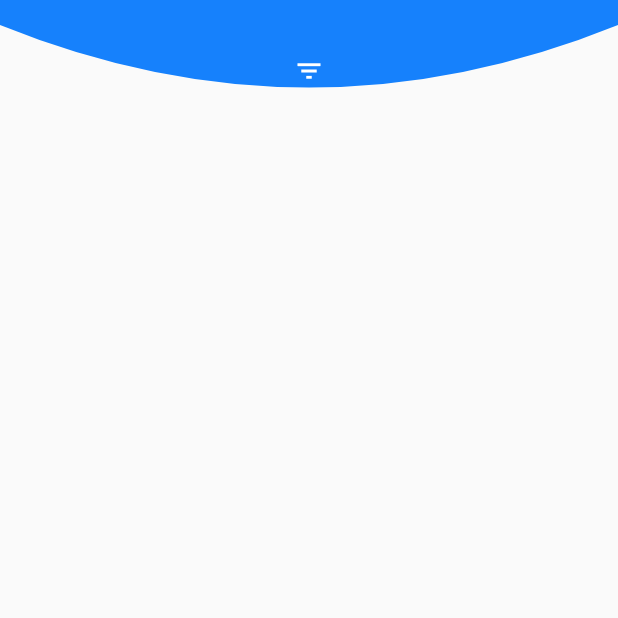
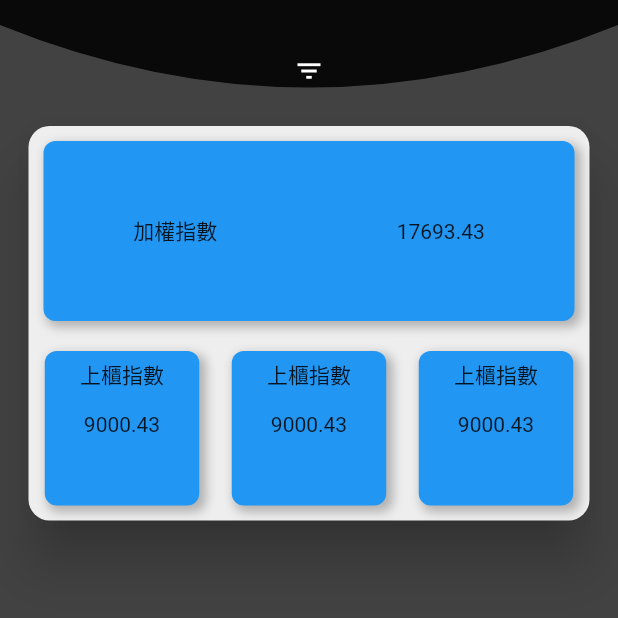
Before and after one commit to oppoop/flutter_twstock, a Flutter app: the screen it shows after launch, on a phone screen of 412 x 824 dp, the top half of it. Run offline on Flutter 3.47's test engine with Material 2 defaults, Android fonts, the phone set to English and light mode, and no system bars; our stand-ins replace get.

Commit message:
首頁 - 加權指數區塊UI 初版

```diff
--- a/lib/app/modules/home/controllers/home_controller.dart
+++ b/lib/app/modules/home/controllers/home_controller.dart
@@ -4,10 +4,8 @@ import 'package:get/get.dart';
 class HomeController extends GetxController {
   //TODO: Implement HomeController
   final menuHeight = 0.0.obs;
-  final Positioned = 0.0.obs;
   double? startPositioned;
   final isOpen = Rx<bool>(false);
-  final ScrollController _scrollController = ScrollController();
 
   @override
   void onInit() {
@@ -21,7 +19,6 @@ class HomeController extends GetxController {
 
   @override
   void onClose() {
-    _scrollController.dispose();
   }
 
   void topMenuOpen(){
--- a/lib/app/modules/home/views/home_view.dart
+++ b/lib/app/modules/home/views/home_view.dart
@@ -6,15 +6,34 @@ import '../controllers/home_controller.dart';
 class HomeView extends GetView<HomeController> {
   @override
   Widget build(BuildContext context) {
-    double position;
     return Scaffold(
-        body: Column(
+      backgroundColor: Colors.grey[800],
+        body: Stack(
+      children: [
+        SingleChildScrollView(
+          child: Column(
+            children: [
+              SizedBox(
+                width: Get.width,
+                height: 70,
+              ),
+              priceIndex().paddingSymmetric(vertical:10,horizontal: 15),
+            ],
+          ),
+        ),
+        topMenu(),
+      ],
+    ));
+  }
+
+  Widget topMenu(){
+    return Column(
       children: [
         Obx(
               () => Container(
             width: Get.width,
             height: this.controller.menuHeight.value,
-            color: const Color(0xFF1681FC),
+            color: Colors.black87,
           ),
         ),
         GestureDetector(
@@ -48,6 +67,77 @@ class HomeView extends GetView<HomeController> {
           ),
         ),
       ],
-    ));
+    );
+  }
+
+  Widget priceIndex(){
+    return Card(
+      color: Colors.grey[200],
+      elevation: 15.0,
+      shape: const RoundedRectangleBorder(borderRadius: BorderRadius.all(Radius.circular(14.0))),
+      child: Column(
+        children: [
+          Container(
+            width:double.maxFinite,
+            height: 120,
+            decoration: BoxDecoration(
+              color: Colors.blue,
+              borderRadius: BorderRadius.circular(8),
+              boxShadow: [
+                BoxShadow(
+                    color: Colors.black26,
+                    offset: Offset(3.0, 3.0), //陰影y軸偏移量
+                    blurRadius: 5, //陰影模糊程度
+                    spreadRadius: 1 //陰影擴散程度
+                )
+              ],
+            ),
+            child: Row(
+              mainAxisAlignment: MainAxisAlignment.spaceAround,
+              children: [
+                Text('加權指數'),
+                Text('17693.43'),
+              ],
+            ),
+          ).paddingSymmetric(horizontal: 10,vertical: 10),
+          Row(
+            mainAxisAlignment: MainAxisAlignment.spaceAround,
+            children: [
+              indexItem(),
+              indexItem(),
+              indexItem(),
+            ],
+          ),
+        ],
+      ),
+    );
+  }
+
+  Widget indexItem(){
+    return Container(
+      width: Get.width*0.25,
+      height: Get.width*0.25,
+      decoration: BoxDecoration(
+        color: Colors.blue,
+        borderRadius: BorderRadius.circular(8),
+        boxShadow: [
+          BoxShadow(
+              color: Colors.black26,
+              offset: Offset(3.0, 3.0), //陰影y軸偏移量
+              blurRadius: 5, //陰影模糊程度
+              spreadRadius: 1 //陰影擴散程度
+          )
+        ],
+      ),
+      child: Column(
+        children: [
+          Text('上櫃指數').paddingOnly(top: 5),
+          const SizedBox(
+            height: 15,
+          ),
+          Text('9000.43'),
+        ],
+      ),
+    ).paddingSymmetric(vertical: 10,horizontal: 5);
   }
 }
--- a/lib/utils/half_circle.dart
+++ b/lib/utils/half_circle.dart
@@ -1,3 +1,4 @@
+import 'package:flutter/material.dart';
 import 'package:get/get.dart';
 import 'package:flutter/cupertino.dart';
 
@@ -7,7 +8,7 @@ ClipPath buildClipPath({double height = 100}) {
   return ClipPath(
     clipper: BGTopClipper(height: height / 2),
     child: Container(
-      color: const Color(0xFF1681FC),
+      color: Colors.black87,
       height: 60,
       width: Get.width,
     ),
```
Lines whose indentation alone changed are shown as unchanged.
